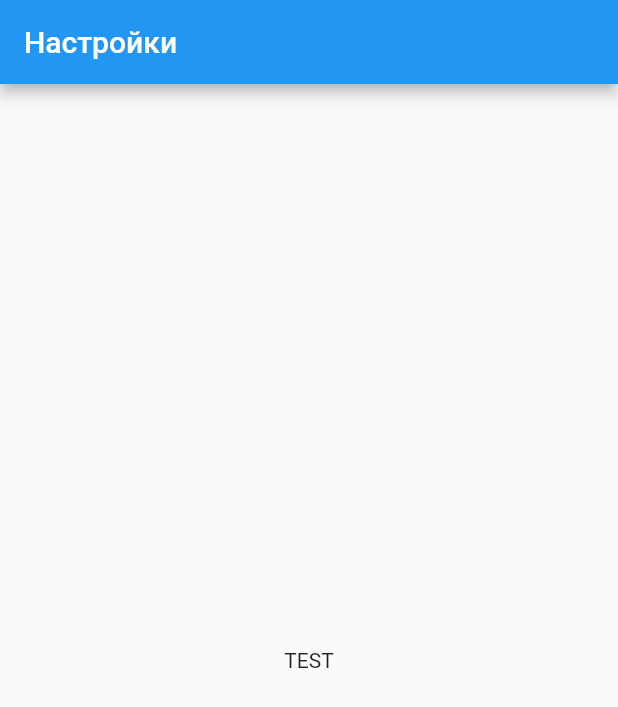
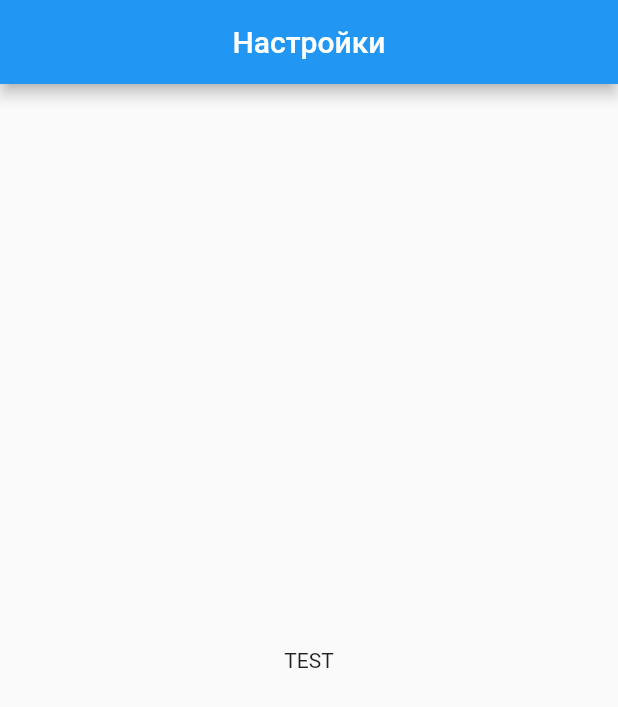
Before and after one commit to Alex-esc1/Flutter_TelegramProfile, a Flutter app: the screen it shows after launch, on a phone screen of 412 x 824 dp. Shown: the top 707 px of the screen. Run offline on Flutter 3.47's test engine with Material 2 defaults, Android fonts, the phone set to English and light mode, and no system bars.

Commit message:
Текст AppBar по центру

```diff
--- a/app/lib/user_profile.dart
+++ b/app/lib/user_profile.dart
@@ -7,8 +7,8 @@ class UserProfile extends StatelessWidget {
   Widget build(BuildContext context) {
     return Scaffold(
         appBar: AppBar(
-          title: Text('Настройки'),
-        ),
+            title: const Align(
+                child: Text("Настройки"), alignment: Alignment.center)),
         body: const Center(
           child: Text('TEST'),
         ));
```
